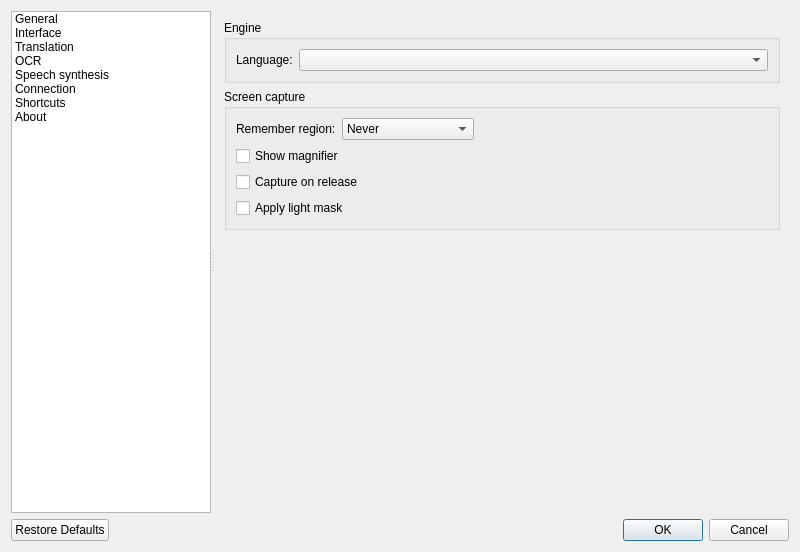
First picture: the form in src/settings/settingsdialog.ui, repository crow-translate/crow-translate, before the edit.
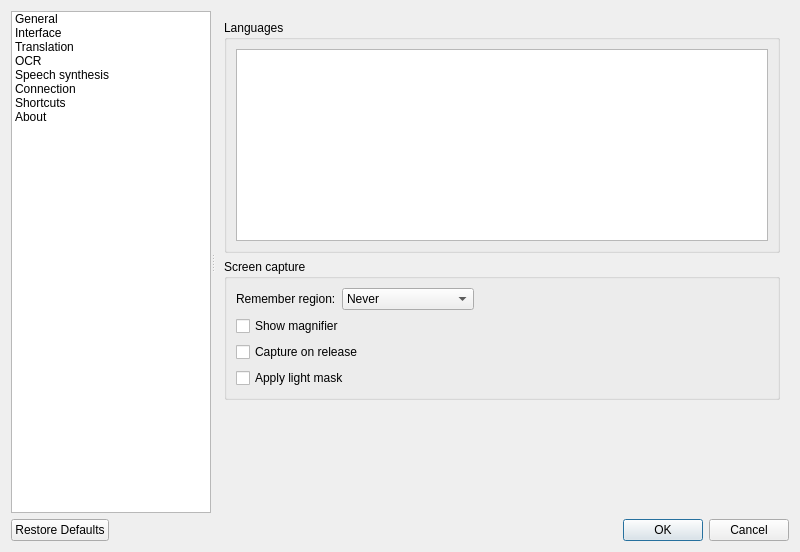
Second picture: the form after the edit. The open tabs and pages were chosen to show the change. Icons and pictures are not drawn. Custom widgets are drawn as their Qt base class.

Commit message: Add the ability to specify several Tesseract languages

Diff of the .ui file:
```diff
--- a/src/settings/settingsdialog.ui
+++ b/src/settings/settingsdialog.ui
@@ -702,22 +702,18 @@
         <item>
          <widget class="QGroupBox" name="ocrEngineGroupBox">
           <property name="title">
-           <string>Engine</string>
+           <string>Languages</string>
           </property>
-          <layout class="QFormLayout">
-           <property name="labelAlignment">
-            <set>Qt::AlignLeading|Qt::AlignLeft|Qt::AlignVCenter</set>
-           </property>
-           <item row="0" column="0">
-            <widget class="QLabel" name="ocrLanguageLabel">
-             <property name="text">
-              <string>Language:</string>
+          <layout class="QVBoxLayout" name="verticalLayout_3">
+           <item>
+            <widget class="OcrLanguagesListWidget" name="ocrLanguagesListWidget">
+             <property name="toolTip">
+              <string>Loading additional languages will impact both speed and accuracy,
+as there is more work to do to decide on the applicable language,
+and there is more chance of hallucinating incorrect words.</string>
              </property>
             </widget>
            </item>
-           <item row="0" column="1">
-            <widget class="QComboBox" name="ocrLanguageComboBox"/>
-           </item>
           </layout>
          </widget>
         </item>
@@ -1455,6 +1451,11 @@
     <signal>currentItemChanged(ShortcutItem*)</signal>
    </slots>
   </customwidget>
+  <customwidget>
+   <class>OcrLanguagesListWidget</class>
+   <extends>QListWidget</extends>
+   <header>settings/ocrlanguageslistwidget.h</header>
+  </customwidget>
  </customwidgets>
  <resources>
   <include location="../../data/icons/engines/engines.qrc"/>
```
Left out of the diff: 2 changed lines with no effect on the pictures. The commit also changes 9 other files.
